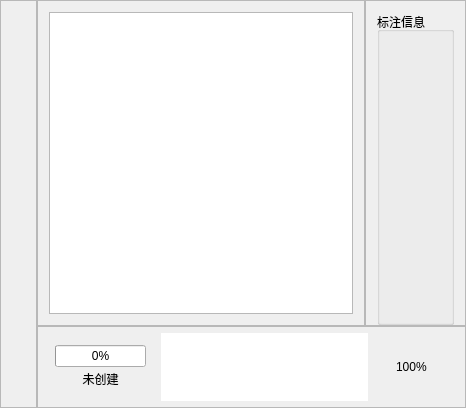
chenwuwen/ImageLabelSpirit, file mainwidget.ui: the form before one commit.
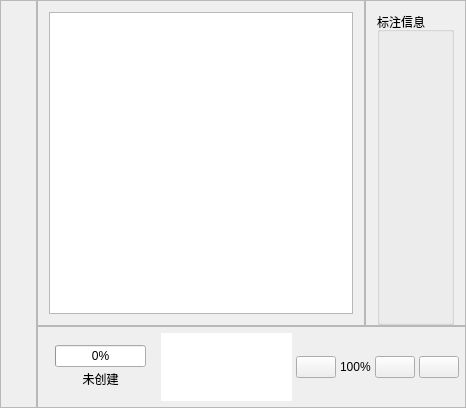
The form after the commit. Icons and pictures are not drawn.

What changed in the file:
```diff
--- a/mainwidget.ui
+++ b/mainwidget.ui
@@ -96,7 +96,7 @@
      <property name="frameShadow">
       <enum>QFrame::Raised</enum>
      </property>
-     <layout class="QGridLayout" name="gridLayout_2" columnstretch="2,7,1">
+     <layout class="QGridLayout" name="gridLayout_2" columnstretch="2,9,1">
       <property name="leftMargin">
        <number>6</number>
       </property>
@@ -172,49 +172,91 @@
       <item row="0" column="2">
        <widget class="QWidget" name="size_area" native="true">
         <property name="sizePolicy">
-         <sizepolicy hsizetype="Expanding" vsizetype="Fixed">
+         <sizepolicy hsizetype="Fixed" vsizetype="Fixed">
           <horstretch>0</horstretch>
           <verstretch>0</verstretch>
          </sizepolicy>
         </property>
         <layout class="QHBoxLayout" name="horizontalLayout">
+         <property name="spacing">
+          <number>4</number>
+         </property>
+         <property name="leftMargin">
+          <number>0</number>
+         </property>
          <property name="rightMargin">
-          <number>6</number>
+          <number>0</number>
          </property>
          <item>
-          <widget class="QLabel" name="enlarge">
+          <widget class="QPushButton" name="enlarge_btn">
+           <property name="sizePolicy">
+            <sizepolicy hsizetype="Fixed" vsizetype="Fixed">
+             <horstretch>0</horstretch>
+             <verstretch>0</verstretch>
+            </sizepolicy>
+           </property>
+           <property name="styleSheet">
+            <string notr="true"/>
+           </property>
            <property name="text">
             <string/>
            </property>
-           <property name="pixmap">
-            <pixmap resource="res.qrc">:/res/icons/enlarge.png</pixmap>
+           <property name="iconSize">
+            <size>
+             <width>16</width>
+             <height>16</height>
+            </size>
            </property>
           </widget>
          </item>
          <item>
           <widget class="QLabel" name="scale">
+           <property name="sizePolicy">
+            <sizepolicy hsizetype="Fixed" vsizetype="Fixed">
+             <horstretch>0</horstretch>
+             <verstretch>0</verstretch>
+            </sizepolicy>
+           </property>
            <property name="text">
             <string>100%</string>
            </property>
           </widget>
          </item>
          <item>
-          <widget class="QLabel" name="narrow">
+          <widget class="QPushButton" name="narrow_btn">
+           <property name="sizePolicy">
+            <sizepolicy hsizetype="Fixed" vsizetype="Fixed">
+             <horstretch>0</horstretch>
+             <verstretch>0</verstretch>
+            </sizepolicy>
+           </property>
            <property name="text">
             <string/>
            </property>
-           <property name="pixmap">
-            <pixmap resource="res.qrc">:/res/icons/narrow.png</pixmap>
+           <property name="iconSize">
+            <size>
+             <width>16</width>
+             <height>16</height>
+            </size>
            </property>
           </widget>
          </item>
          <item>
-          <widget class="QLabel" name="full_screen">
+          <widget class="QPushButton" name="full_screen_btn">
+           <property name="sizePolicy">
+            <sizepolicy hsizetype="Fixed" vsizetype="Fixed">
+             <horstretch>0</horstretch>
+             <verstretch>0</verstretch>
+            </sizepolicy>
+           </property>
            <property name="text">
             <string/>
            </property>
-           <property name="pixmap">
-            <pixmap resource="res.qrc">:/res/icons/full_screen.png</pixmap>
+           <property name="iconSize">
+            <size>
+             <width>16</width>
+             <height>16</height>
+            </size>
            </property>
           </widget>
          </item>
```
Left out of the diff: 4 changed lines with no effect on the pictures.
